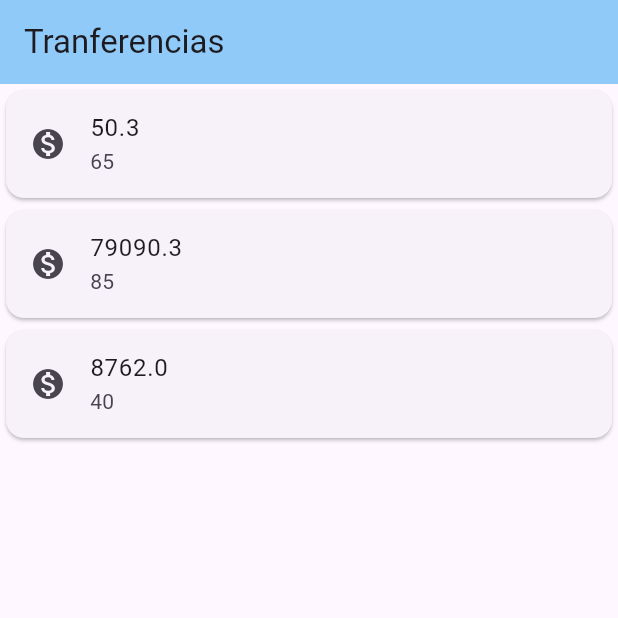
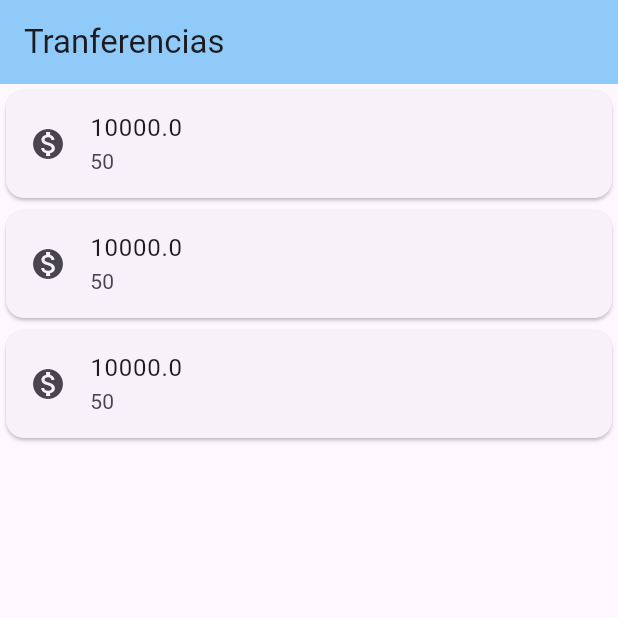
Before and after one commit to dudurb17/bytebank, a Flutter app: the screen it shows after launch, on a phone screen of 412 x 824 dp, the top half of it. Run offline on Flutter 3.47's test engine with Material 3 defaults, Android fonts, the phone set to English and light mode, and no system bars.

Commit message:
achando o problema de Stateless

```diff
--- a/lib/main.dart
+++ b/lib/main.dart
@@ -40,7 +40,7 @@ class FormularioTransferencia extends StatelessWidget {
     final double? valor = double.tryParse(_controladorCampoValor.text);
     if (numeroConta != null && valor != null) {
       final transFerenciaCriada =
-          TransFerencia(numeroConta: numeroConta, valor: valor);
+          Transferencia(numeroConta: numeroConta, valor: valor);
       debugPrint("$transFerenciaCriada");
       Navigator.pop(context, transFerenciaCriada);
     }
@@ -89,19 +89,24 @@ class ByteBankApp extends StatelessWidget {
 }
 
 class ListaTransferencia extends StatelessWidget {
+  final List<Transferencia> _transFerencias = [];
+
   @override
   Widget build(BuildContext context) {
+    _transFerencias.add(Transferencia(valor: 10000, numeroConta: 50));
+    _transFerencias.add(Transferencia(valor: 10000, numeroConta: 50));
+    _transFerencias.add(Transferencia(valor: 10000, numeroConta: 50));
     return Scaffold(
       appBar: AppBar(
         title: const Text('Tranferencias'),
         backgroundColor: Colors.blue.shade200,
       ),
-      body: Column(
-        children: <Widget>[
-          ItemTransferencia(TransFerencia(valor: 50.30, numeroConta: 65)),
-          ItemTransferencia(TransFerencia(valor: 79090.30, numeroConta: 85)),
-          ItemTransferencia(TransFerencia(valor: 8762, numeroConta: 40)),
-        ],
+      body: ListView.builder(
+        itemCount: _transFerencias.length,
+        itemBuilder: (context, index) {
+          final transferencia = _transFerencias[index];
+          return ItemTransferencia(transferencia);
+        },
       ),
       floatingActionButton: FloatingActionButton(
         child: Icon(Icons.add),
@@ -119,6 +124,7 @@ class ListaTransferencia extends StatelessWidget {
             (value) {
               debugPrint("Chegou no then");
               debugPrint("$value");
+              _transFerencias.add(value);
             },
           );
         },
@@ -128,7 +134,7 @@ class ListaTransferencia extends StatelessWidget {
 }
 
 class ItemTransferencia extends StatelessWidget {
-  final TransFerencia _transFerencia;
+  final Transferencia _transFerencia;
 
   ItemTransferencia(this._transFerencia);
 
@@ -144,11 +150,11 @@ class ItemTransferencia extends StatelessWidget {
   }
 }
 
-class TransFerencia {
+class Transferencia {
   final double valor;
   final int numeroConta;
 
-  TransFerencia({required this.valor, required this.numeroConta});
+  Transferencia({required this.valor, required this.numeroConta});
 
   @override
   String toString() {
```
